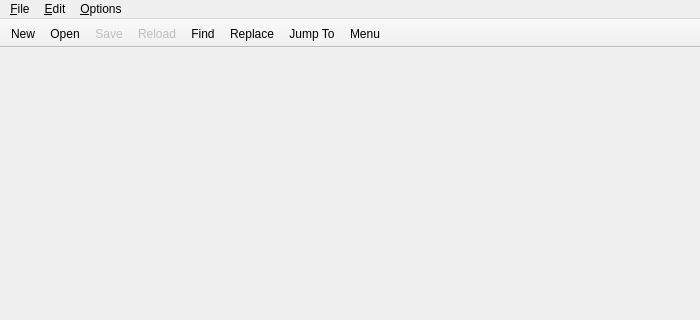
Old version of the form featherpad/fp.ui in the repository tembun/fpad; both pictures show x 0 to 700 and y 0 to 320 of the 700 by 500 pixel window.
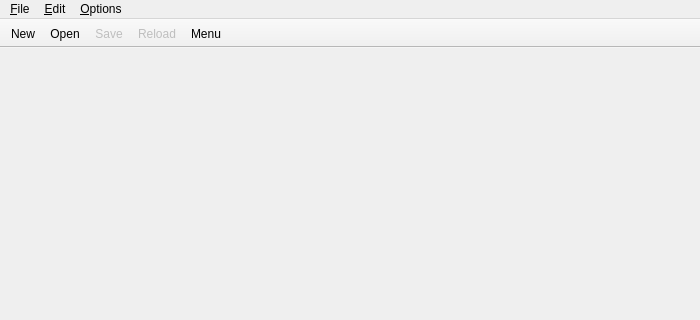
New version of the form. Custom widgets are drawn as their Qt base class.

Commit message: hide useless search menu items

Patch:
```diff
--- a/featherpad/fp.ui
+++ b/featherpad/fp.ui
@@ -251,9 +251,6 @@
    <addaction name="actionOpen"/>
    <addaction name="actionSave"/>
    <addaction name="actionReload"/>
-   <addaction name="actionFind"/>
-   <addaction name="actionReplace"/>
-   <addaction name="actionJump"/>
    <addaction name="actionMenu"/>
   </widget>
   <widget class="QStatusBar" name="statusBar"/>
@@ -468,22 +465,6 @@
     <string>Ctrl+Shift+R</string>
    </property>
   </action>
-  <action name="actionFind">
-    <property name="text">
-      <string>&amp;Find</string>
-    </property>
-    <property name="shortcut">
-    	<string>Ctrl+F</string>
-    </property>
-  </action>
-  <action name="actionReplace">
-    <property name="text">
-      <string>&amp;Replace</string>
-    </property>
-   <property name="shortcut">
-    <string>Ctrl+R</string>
-   </property>
-  </action>
   <action name="actionSaveAs">
    <property name="text">
     <string>Save &amp;As</string>
@@ -771,14 +752,6 @@
     <string>Korean (&amp;EUC-KR)</string>
    </property>
   </action>
-  <action name="actionJump">
-    <property name="text">
-      <string>&amp;Jump To</string>
-    </property>
-    <property name="shortcut">
-    	<string>Alt+1</string>
-    </property>
-  </action>
   <action name="actionISO_8859_15">
    <property name="checkable">
     <bool>true</bool>
```
Left out of the diff: 18 changed lines with no effect on the pictures. The commit also changes 2 other files.
